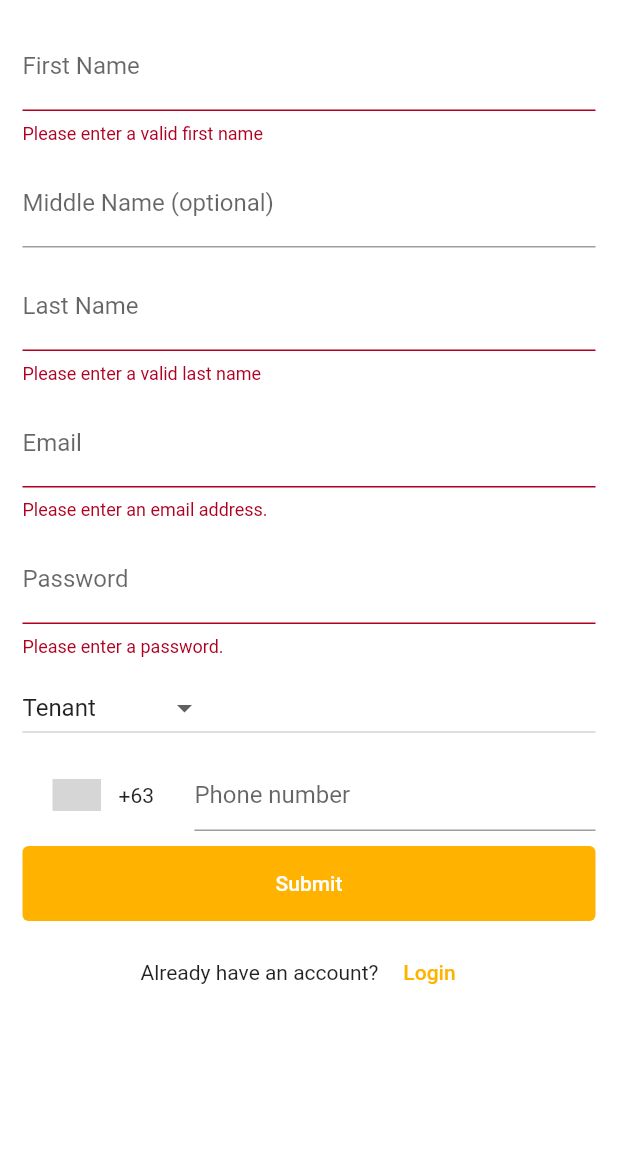
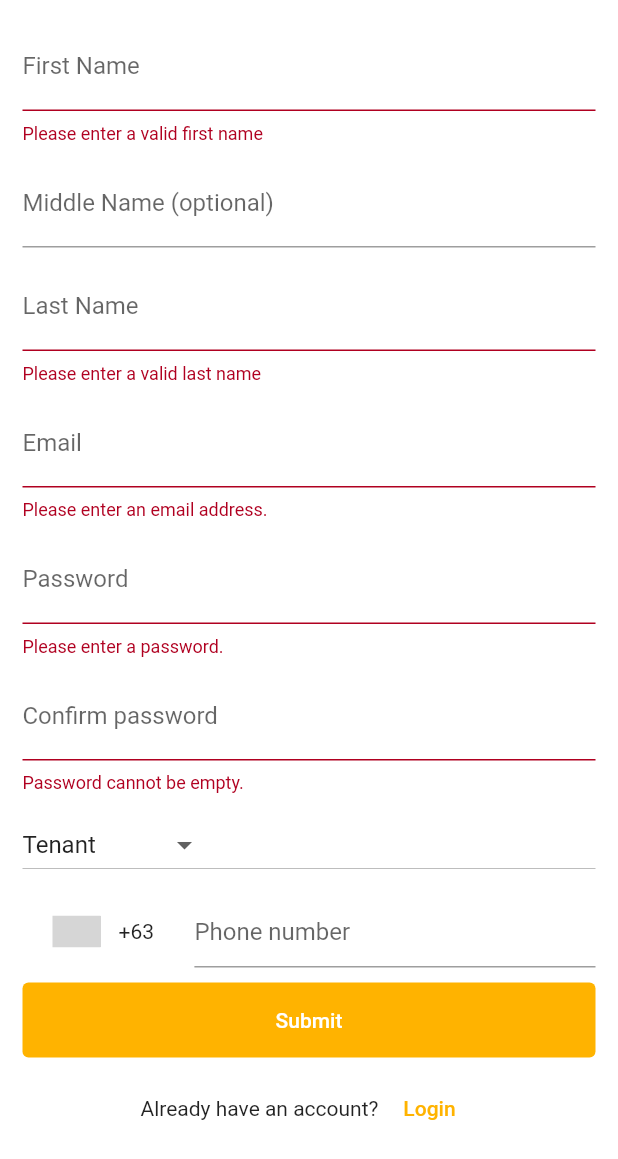
Before and after one commit to Biowulf21/BumbleBee, a Flutter app: the SignUpPage screen opened directly, on a phone screen of 412 x 824 dp. Shown: the top 1159 px of the screen. Run offline on Flutter 3.47's test engine with Material 2 defaults, Android fonts, the phone set to English and light mode, and no system bars; drawn by our look-alikes of intl_phone_number_input; our stand-ins replace cloud_firestore, equatable, firebase_auth, firebase_core, flutter_riverpod; missing offline and left inert: speed_dial_fab; accounts and stored records are empty; grey boxes are pictures that could not be loaded.

Commit message:
Added confirm password field and also added confirm password validator

```diff
--- a/lib/repositories/input-validator-repository.dart
+++ b/lib/repositories/input-validator-repository.dart
@@ -23,6 +23,15 @@ class InputValidator {
     if (!emailRegexPattern.hasMatch(value)) {
       return 'Please enter a valid email address.';
     }
+    return null;
+  }
+
+  static String? validateConfirmPassword(
+      String? confirmPassword, String? password) {
+    if (confirmPassword == null || confirmPassword.isEmpty) {
+      return "Password cannot be empty.";
+    }
+    if (confirmPassword != password) return "Passwords do not match.";
     return null;
   }
 
--- a/lib/screens/unauthenticated/sign-up.dart
+++ b/lib/screens/unauthenticated/sign-up.dart
@@ -24,6 +24,8 @@ class _SignUpPageState extends ConsumerState<SignUpPage> {
   var currentUserRole = userRoles.Tenant;
   final TextEditingController _numberController = TextEditingController();
   final TextEditingController _passwordController = TextEditingController();
+  final TextEditingController _confirmPasswordController =
+      TextEditingController();
 
   @override
   void dispose() {
@@ -36,6 +38,7 @@ class _SignUpPageState extends ConsumerState<SignUpPage> {
     _emailController.dispose();
     _numberController.dispose();
     _passwordController.dispose();
+    _confirmPasswordController.dispose();
   }
 
   @override
@@ -93,6 +96,7 @@ class _SignUpPageState extends ConsumerState<SignUpPage> {
                       label: Text('Email'), hintText: 'email@example.com'),
                   controller: _emailController,
                   validator: (value) => InputValidator.validateEmail(value),
+                  keyboardType: TextInputType.emailAddress,
                 ),
                 const SizedBox(
                   height: 10,
@@ -102,6 +106,17 @@ class _SignUpPageState extends ConsumerState<SignUpPage> {
                       label: Text('Password'), hintText: 'Samplepassword123!'),
                   controller: _passwordController,
                   validator: (value) => InputValidator.validatePassword(value),
+                ),
+                const SizedBox(
+                  height: 10,
+                ),
+                TextFormField(
+                  decoration:
+                      const InputDecoration(label: Text('Confirm password')),
+                  controller: _confirmPasswordController,
+                  validator: (value) => InputValidator.validateConfirmPassword(
+                      value, _passwordController.text),
+                  obscureText: true,
                 ),
                 const SizedBox(
                   height: 10,
```
